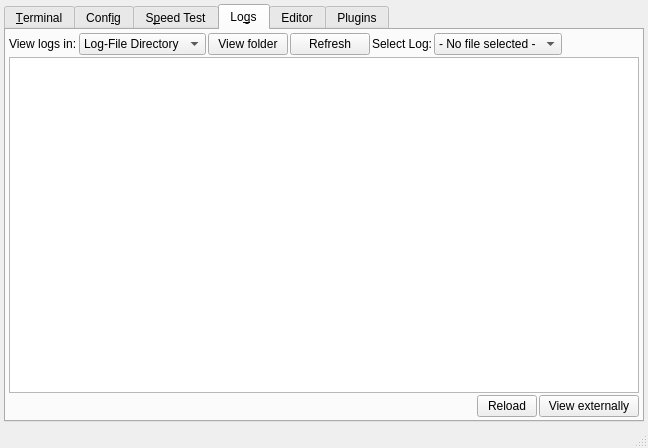
Qt form AuTerm/AutMainWindow.ui (thedjnK/AuTerm) before a commit.
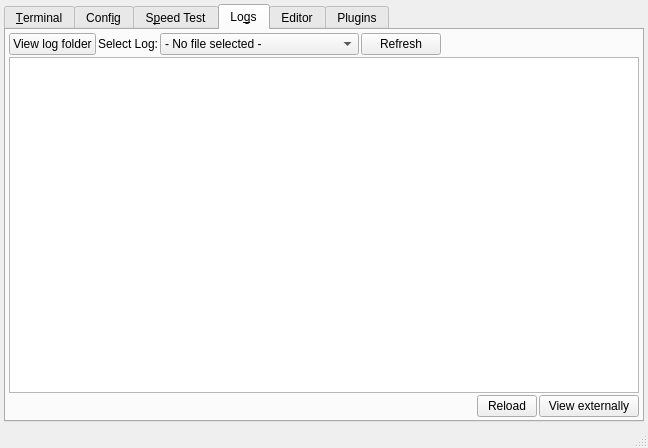
The same form after that commit. The open tabs and pages were chosen to show the change. Icons and pictures are not drawn. Custom widgets are drawn as their Qt base class.

Commit message: Made the following changes:  - Removed commented plugin code  - Move logs to application data directory  - Updated some UI elements for logs/file editing

Diff of the .ui file:
```diff
--- a/AuTerm/AutMainWindow.ui
+++ b/AuTerm/AutMainWindow.ui
@@ -3063,65 +3063,16 @@
             <property name="spacing">
              <number>2</number>
             </property>
-            <item>
-             <widget class="QLabel" name="label_21">
-              <property name="maximumSize">
-               <size>
-                <width>150</width>
-                <height>16777215</height>
-               </size>
-              </property>
-              <property name="text">
-               <string>View logs in:</string>
-              </property>
-             </widget>
-            </item>
-            <item>
-             <widget class="QComboBox" name="combo_LogDirectory">
-              <property name="maximumSize">
-               <size>
-                <width>150</width>
-                <height>16777215</height>
-               </size>
-              </property>
-              <property name="currentIndex">
-               <number>1</number>
-              </property>
-              <item>
-               <property name="text">
-                <string>Current Directory</string>
-               </property>
-              </item>
-              <item>
-               <property name="text">
-                <string>Log-File Directory</string>
-               </property>
-              </item>
-             </widget>
-            </item>
             <item>
              <widget class="QPushButton" name="btn_LogViewFolder">
               <property name="maximumSize">
                <size>
-                <width>150</width>
+                <width>200</width>
                 <height>16777215</height>
                </size>
               </property>
               <property name="text">
-               <string>View folder</string>
-              </property>
-             </widget>
-            </item>
-            <item>
-             <widget class="QPushButton" name="btn_LogRefresh">
-              <property name="maximumSize">
-               <size>
-                <width>150</width>
-                <height>16777215</height>
-               </size>
-              </property>
-              <property name="text">
-               <string>Refresh</string>
+               <string>View log folder</string>
               </property>
              </widget>
             </item>
@@ -3162,6 +3113,19 @@
               </item>
              </widget>
             </item>
+            <item>
+             <widget class="QPushButton" name="btn_LogRefresh">
+              <property name="maximumSize">
+               <size>
+                <width>150</width>
+                <height>16777215</height>
+               </size>
+              </property>
+              <property name="text">
+               <string>Refresh</string>
+              </property>
+             </widget>
+            </item>
             <item>
              <spacer name="horizontalSpacer_11">
               <property name="orientation">
```
Left out of the diff: 6 changed lines with no effect on the pictures. The commit also changes 2 other files.
